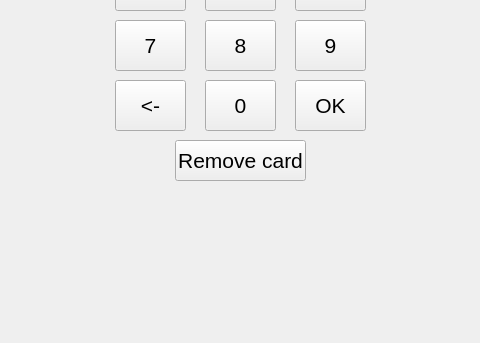
Old version of the form frontend/mainwindow.ui in the repository banksimul-2023-22spo/group_1; both pictures show x 155 to 635 and y 257 to 600 of the 800 by 600 pixel window.
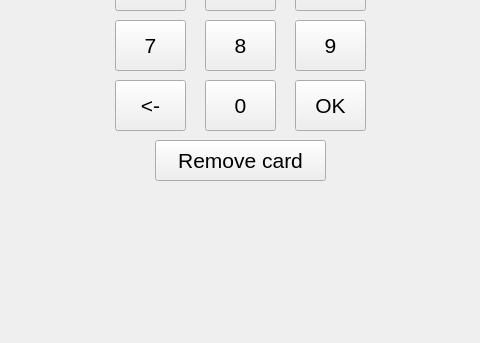
New version of the form.

```diff
--- a/frontend/mainwindow.ui
+++ b/frontend/mainwindow.ui
@@ -269,9 +269,9 @@
    <widget class="QPushButton" name="btnRemove">
     <property name="geometry">
      <rect>
-      <x>330</x>
+      <x>310</x>
       <y>380</y>
-      <width>131</width>
+      <width>171</width>
       <height>41</height>
      </rect>
     </property>
```
Left out of the diff: 2 changed lines with no effect on the pictures.
